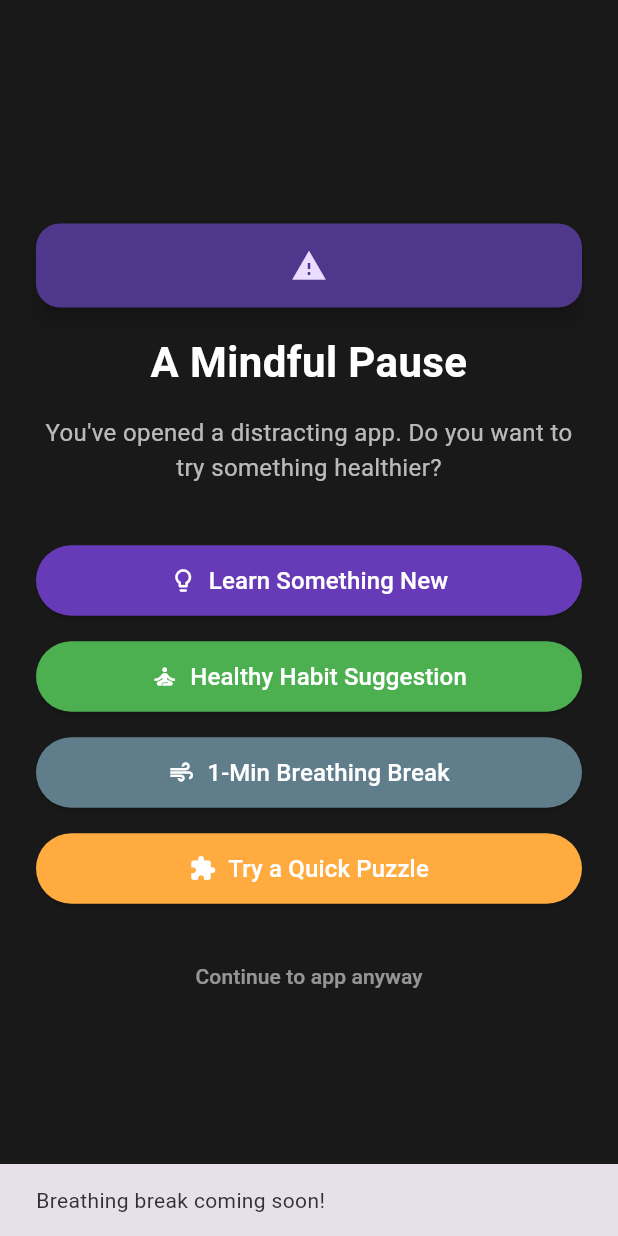
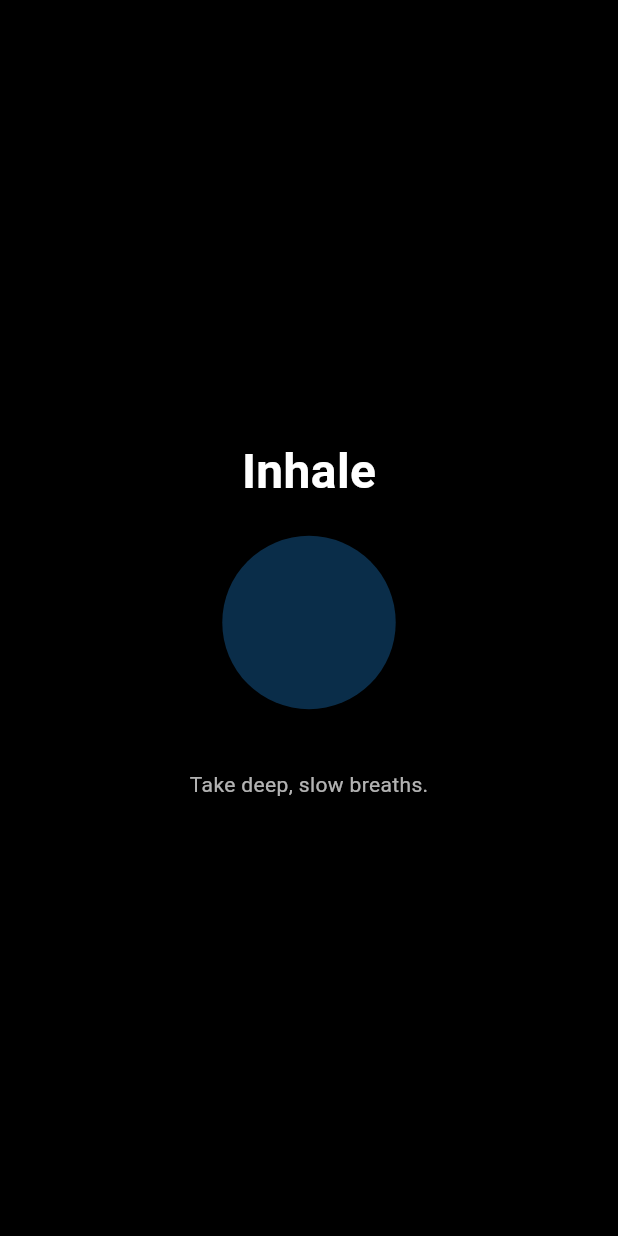
Before and after one commit to fizakhan90/R3, a Flutter app: the DisruptionHubScreen screen opened directly, after a tap on "1-Min Breathing Break", on a phone screen of 412 x 824 dp. Run offline on Flutter 3.47's test engine with Material 3 defaults, Android fonts, the phone set to English and light mode, and no system bars; our stand-ins replace page_view_dot_indicator, permission_handler, shared_preferences; accounts and stored records are empty.

Commit message:
features completed

```diff
--- /dev/null
+++ b/lib/screens/breathing_screen.dart
@@ -0,0 +1,97 @@
+import 'package:flutter/material.dart';
+import 'dart:async';
+
+class BreathingScreen extends StatefulWidget {
+  const BreathingScreen({super.key});
+
+  @override
+  State<BreathingScreen> createState() => _BreathingScreenState();
+}
+
+class _BreathingScreenState extends State<BreathingScreen>
+    with SingleTickerProviderStateMixin {
+  late AnimationController _controller;
+  late Animation<double> _animation;
+  String phase = "Inhale";
+  int breathCount = 0;
+  Timer? _timer;
+
+  @override
+  void initState() {
+    super.initState();
+
+    _controller = AnimationController(
+      duration: const Duration(seconds: 4),
+      vsync: this,
+    )..addStatusListener((status) {
+        if (status == AnimationStatus.completed) {
+          setState(() => phase = "Exhale");
+          _controller.reverse();
+        } else if (status == AnimationStatus.dismissed) {
+          setState(() => phase = "Inhale");
+          _controller.forward();
+        }
+      });
+
+    _animation = Tween<double>(begin: 100, end: 200).animate(CurvedAnimation(
+      parent: _controller,
+      curve: Curves.easeInOut,
+    ));
+
+    _controller.forward();
+
+    // Stop after 1 minute
+    _timer = Timer(const Duration(minutes: 1), () {
+      _controller.stop();
+      Navigator.of(context).pop(); // Close screen after 1 min
+    });
+  }
+
+  @override
+  void dispose() {
+    _controller.dispose();
+    _timer?.cancel();
+    super.dispose();
+  }
+
+  @override
+  Widget build(BuildContext context) {
+    return Scaffold(
+      backgroundColor: Colors.black,
+      body: Center(
+        child: Column(
+          mainAxisAlignment: MainAxisAlignment.center,
+          children: [
+            Text(
+              phase,
+              style: const TextStyle(
+                fontSize: 32,
+                color: Colors.white,
+                fontWeight: FontWeight.bold,
+              ),
+            ),
+            const SizedBox(height: 20),
+            AnimatedBuilder(
+              animation: _animation,
+              builder: (context, child) {
+                return Container(
+                  width: _animation.value,
+                  height: _animation.value,
+                  decoration: BoxDecoration(
+                    shape: BoxShape.circle,
+                    color: Colors.blue.withOpacity(0.3),
+                  ),
+                );
+              },
+            ),
+            const SizedBox(height: 40),
+            const Text(
+              "Take deep, slow breaths.",
+              style: TextStyle(color: Colors.white70),
+            ),
+          ],
+        ),
+      ),
+    );
+  }
+}
--- a/lib/screens/disruption_hub_screen.dart
+++ b/lib/screens/disruption_hub_screen.dart
@@ -67,8 +67,11 @@
 // }
 import 'package:flutter/material.dart';
 import 'package:r3/screens/learning_activity_screen.dart';
-import 'package:r3/services/distraction_monitor.dart';
-import 'package:r3/widgets/healthy_habit_card.dart'; // ✅ Import new habit card
+import 'package:r3/widgets/healthy_habit_card.dart';
+import 'package:r3/screens/breathing_screen.dart';
+import 'package:r3/screens/puzzle_screen.dart';
+
+
 
 class DisruptionHubScreen extends StatelessWidget {
   const DisruptionHubScreen({super.key});
@@ -84,17 +87,8 @@ class DisruptionHubScreen extends StatelessWidget {
             mainAxisAlignment: MainAxisAlignment.center,
             crossAxisAlignment: CrossAxisAlignment.stretch,
             children: [
-              FloatingActionButton(
-                onPressed: () {
-                  // Test the disruption screen
-                  DistractionMonitor.instance.testDisruptionScreen();
-                },
-                child: const Icon(Icons.warning),
-                tooltip: 'Test Disruption Screen',
-              ),
-              const SizedBox(height: 16),
               const Text(
-                "A Mindful Pause",
+                "🌱 Gentle Reminder",
                 textAlign: TextAlign.center,
                 style: TextStyle(
                   fontSize: 28,
@@ -104,7 +98,7 @@ class DisruptionHubScreen extends StatelessWidget {
               ),
               const SizedBox(height: 16),
               const Text(
-                "You've opened a distracting app. Do you want to try something healthier?",
+                "You've opened a distracting app. Would you like to take a healthy pause instead?",
                 textAlign: TextAlign.center,
                 style: TextStyle(fontSize: 16, color: Colors.white70),
               ),
@@ -164,10 +158,10 @@ class DisruptionHubScreen extends StatelessWidget {
                   style: TextStyle(color: Colors.white, fontSize: 16),
                 ),
                 onPressed: () {
-                  // Placeholder - breathing screen coming soon
-                  ScaffoldMessenger.of(context).showSnackBar(
-                    const SnackBar(
-                      content: Text("Breathing break coming soon!"),
+                  Navigator.of(context).pop();
+                  Navigator.of(context).push(
+                    MaterialPageRoute(
+                      builder: (context) => const BreathingScreen(),
                     ),
                   );
                 },
@@ -186,10 +180,10 @@ class DisruptionHubScreen extends StatelessWidget {
                   style: TextStyle(color: Colors.white, fontSize: 16),
                 ),
                 onPressed: () {
-                  // Placeholder - puzzle coming soon
-                  ScaffoldMessenger.of(context).showSnackBar(
-                    const SnackBar(
-                      content: Text("Puzzle feature coming soon!"),
+                  Navigator.of(context).pop();
+                  Navigator.of(context).push(
+                    MaterialPageRoute(
+                      builder: (context) => const PuzzleScreen(),
                     ),
                   );
                 },
```
Also changed, not shown: lib/screens/puzzle_screen.dart (added, +113 -0 lines).
